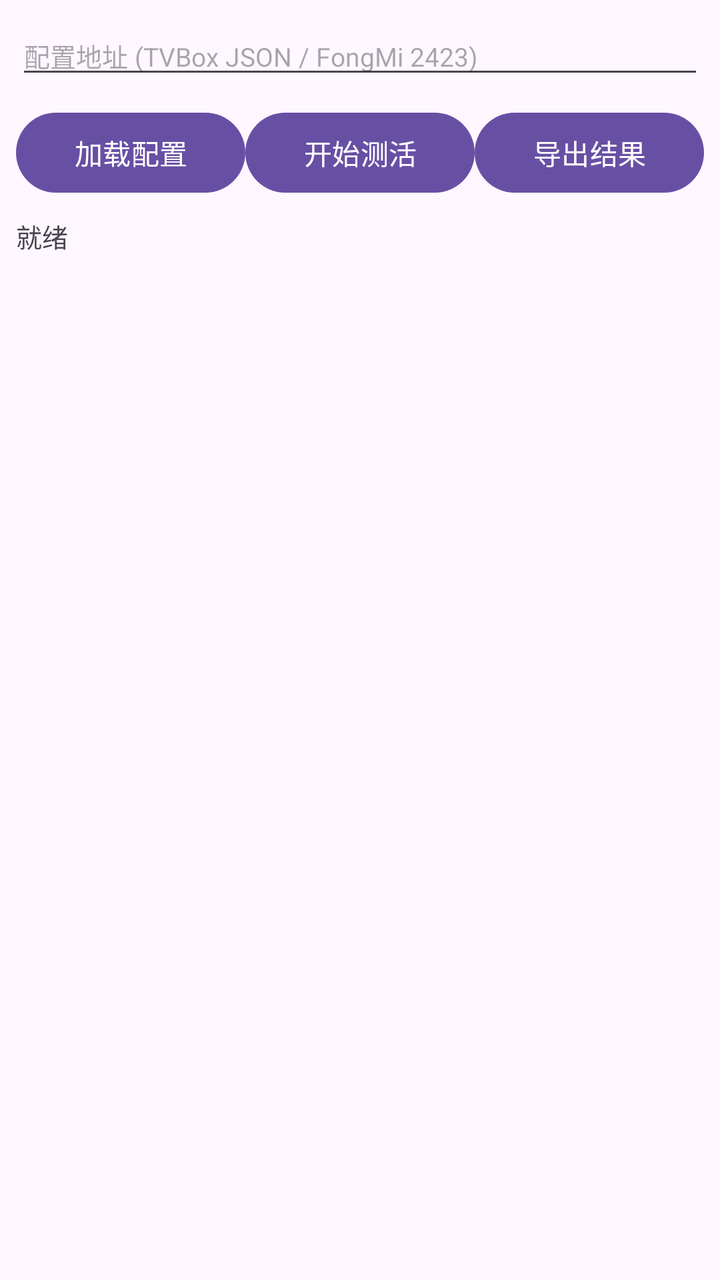
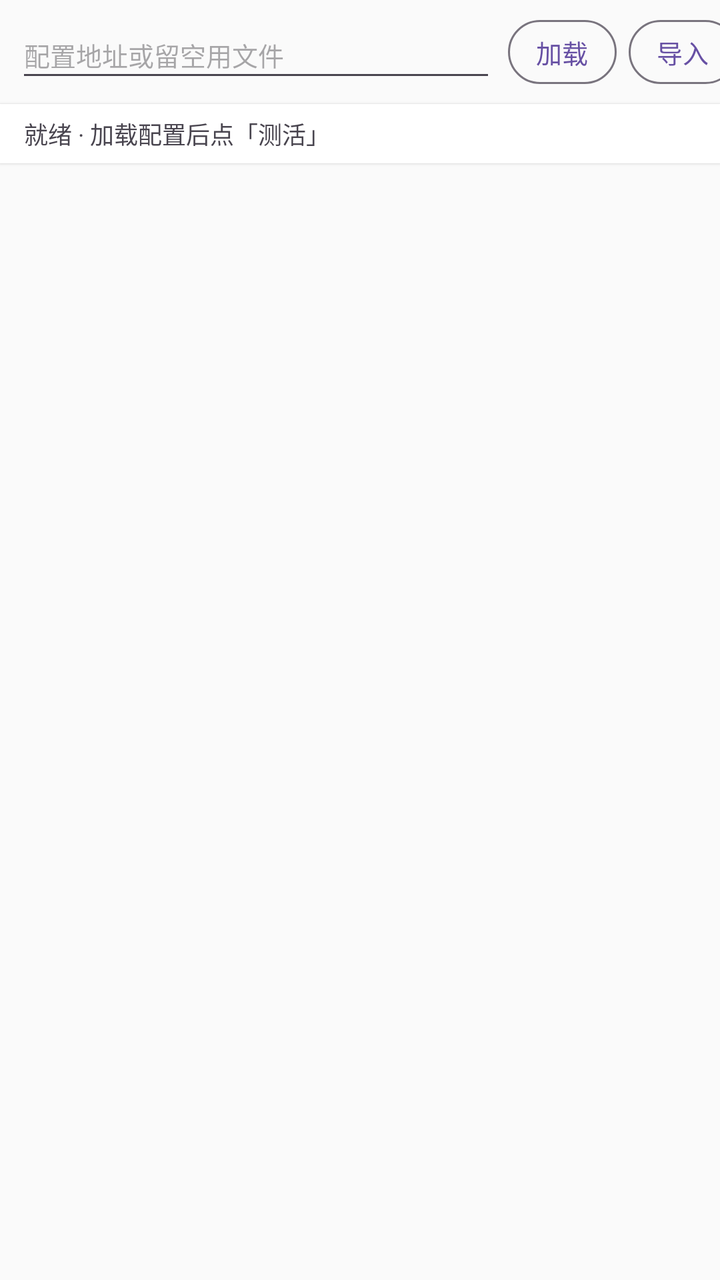

Two renders of the same Android screen: before a commit and after it. Below are the layout's source before the change and the commit's diff.
<!-- AndroidManifest.xml: application theme Theme.Check -->
<!-- res/layout/activity_main.xml -->
<?xml version="1.0" encoding="utf-8"?>
<LinearLayout xmlns:android="http://schemas.android.com/apk/res/android"
    android:layout_width="match_parent"
    android:layout_height="match_parent"
    android:orientation="vertical">

    <EditText
        android:id="@+id/etConfig"
        android:layout_width="match_parent"
        android:layout_height="wrap_content"
        android:layout_margin="8dp"
        android:hint="配置地址 (TVBox JSON / FongMi 2423)"
        android:inputType="textUri"
        android:textSize="13sp" />

    <LinearLayout
        android:layout_width="match_parent"
        android:layout_height="wrap_content"
        android:orientation="horizontal"
        android:paddingHorizontal="8dp">

        <Button
            android:id="@+id/btnLoad"
            android:layout_width="0dp"
            android:layout_height="wrap_content"
            android:layout_weight="1"
            android:text="加载配置" />

        <Button
            android:id="@+id/btnRun"
            android:layout_width="0dp"
            android:layout_height="wrap_content"
            android:layout_weight="1"
            android:text="开始测活" />

        <Button
            android:id="@+id/btnExport"
            android:layout_width="0dp"
            android:layout_height="wrap_content"
            android:layout_weight="1"
            android:text="导出结果" />
    </LinearLayout>

    <TextView
        android:id="@+id/tvProgress"
        android:layout_width="match_parent"
        android:layout_height="wrap_content"
        android:padding="8dp"
        android:text="就绪"
        android:textSize="13sp" />

    <androidx.recyclerview.widget.RecyclerView
        android:id="@+id/recycler"
        android:layout_width="match_parent"
        android:layout_height="match_parent" />
</LinearLayout>
<!-- resources referenced by this layout -->
<resources>
  <style name="Theme.Check" parent="Theme.Material3.DayNight.NoActionBar">
          <item name="android:statusBarColor">@android:color/black</item>
      </style>
</resources>

<!-- the commit's change to res/layout/activity_main.xml (unified diff, before → after) -->
@@ -2,55 +2,95 @@
 <LinearLayout xmlns:android="http://schemas.android.com/apk/res/android"
     android:layout_width="match_parent"
     android:layout_height="match_parent"
-    android:orientation="vertical">
+    android:orientation="vertical"
+    android:background="#FAFAFA">
 
-    <EditText
-        android:id="@+id/etConfig"
+    
+    <HorizontalScrollView
         android:layout_width="match_parent"
         android:layout_height="wrap_content"
-        android:layout_margin="8dp"
-        android:hint="配置地址 (TVBox JSON / FongMi 2423)"
-        android:inputType="textUri"
-        android:textSize="13sp" />
+        android:scrollbars="none"
+        android:fillViewport="true">
 
-    <LinearLayout
-        android:layout_width="match_parent"
-        android:layout_height="wrap_content"
-        android:orientation="horizontal"
-        android:paddingHorizontal="8dp">
+        <LinearLayout
+            android:layout_width="wrap_content"
+            android:layout_height="wrap_content"
+            android:orientation="horizontal"
+            android:paddingHorizontal="8dp"
+            android:paddingVertical="6dp"
+            android:gravity="center_vertical">
 
-        <Button
-            android:id="@+id/btnLoad"
-            android:layout_width="0dp"
-            android:layout_height="wrap_content"
-            android:layout_weight="1"
-            android:text="加载配置" />
+            <EditText
+                android:id="@+id/etConfig"
+                android:layout_width="240dp"
+                android:layout_height="40dp"
+                android:hint="配置地址或留空用文件"
+                android:inputType="textUri"
+                android:textSize="13sp"
+                android:maxLines="1"
+                android:imeOptions="actionDone" />
 
-        <Button
-            android:id="@+id/btnRun"
-            android:layout_width="0dp"
-            android:layout_height="wrap_content"
-            android:layout_weight="1"
-            android:text="开始测活" />
+            <Button
+                android:id="@+id/btnLoad"
+                style="?attr/materialButtonOutlinedStyle"
+                android:layout_width="wrap_content"
+                android:layout_height="40dp"
+                android:layout_marginStart="6dp"
+                android:minWidth="0dp"
+                android:paddingHorizontal="14dp"
+                android:text="加载"
+                android:textSize="13sp" />
 
-        <Button
-            android:id="@+id/btnExport"
-            android:layout_width="0dp"
-            android:layout_height="wrap_content"
-            android:layout_weight="1"
-            android:text="导出结果" />
-    </LinearLayout>
+            <Button
+                android:id="@+id/btnImport"
+                style="?attr/materialButtonOutlinedStyle"
+                android:layout_width="wrap_content"
+                android:layout_height="40dp"
+                android:layout_marginStart="6dp"
+                android:minWidth="0dp"
+                android:paddingHorizontal="14dp"
+                android:text="导入"
+                android:textSize="13sp" />
+
+            <Button
+                android:id="@+id/btnRun"
+                android:layout_width="wrap_content"
+                android:layout_height="40dp"
+                android:layout_marginStart="6dp"
+                android:minWidth="0dp"
+                android:paddingHorizontal="14dp"
+                android:text="测活"
+                android:textSize="13sp" />
+
+            <Button
+                android:id="@+id/btnExport"
+                style="?attr/materialButtonOutlinedStyle"
+                android:layout_width="wrap_content"
+                android:layout_height="40dp"
+                android:layout_marginStart="6dp"
+                android:minWidth="0dp"
+                android:paddingHorizontal="14dp"
+                android:text="导出"
+                android:textSize="13sp" />
+        </LinearLayout>
+    </HorizontalScrollView>
 
     <TextView
         android:id="@+id/tvProgress"
         android:layout_width="match_parent"
         android:layout_height="wrap_content"
-        android:padding="8dp"
-        android:text="就绪"
-        android:textSize="13sp" />
+        android:background="#FFFFFF"
+        android:paddingHorizontal="12dp"
+        android:paddingVertical="6dp"
+        android:elevation="1dp"
+        android:text="就绪 · 加载配置后点「测活」"
+        android:textSize="12sp" />
 
     <androidx.recyclerview.widget.RecyclerView
         android:id="@+id/recycler"
         android:layout_width="match_parent"
-        android:layout_height="match_parent" />
+        android:layout_height="0dp"
+        android:layout_weight="1"
+        android:clipToPadding="false"
+        android:paddingBottom="8dp" />
 </LinearLayout>
